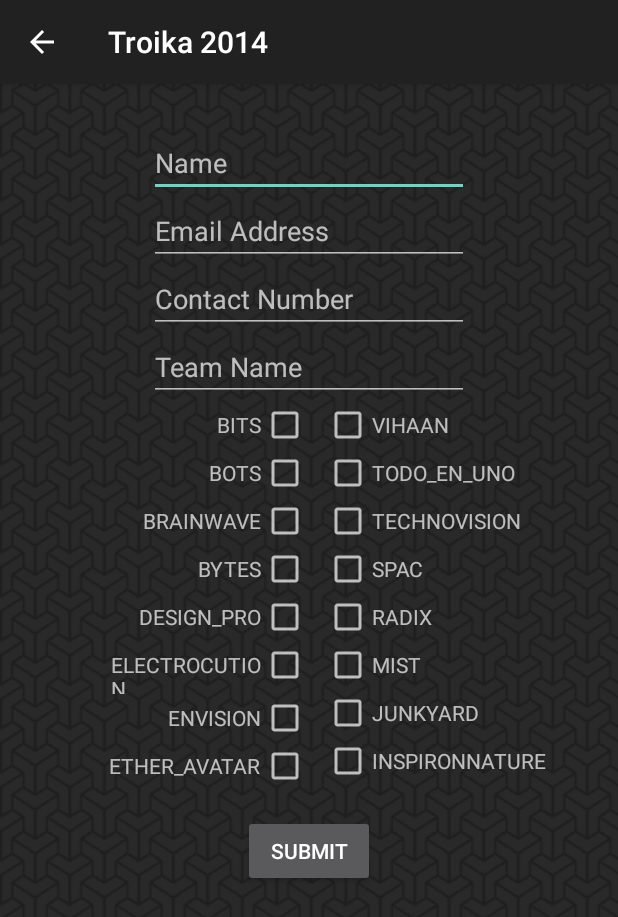
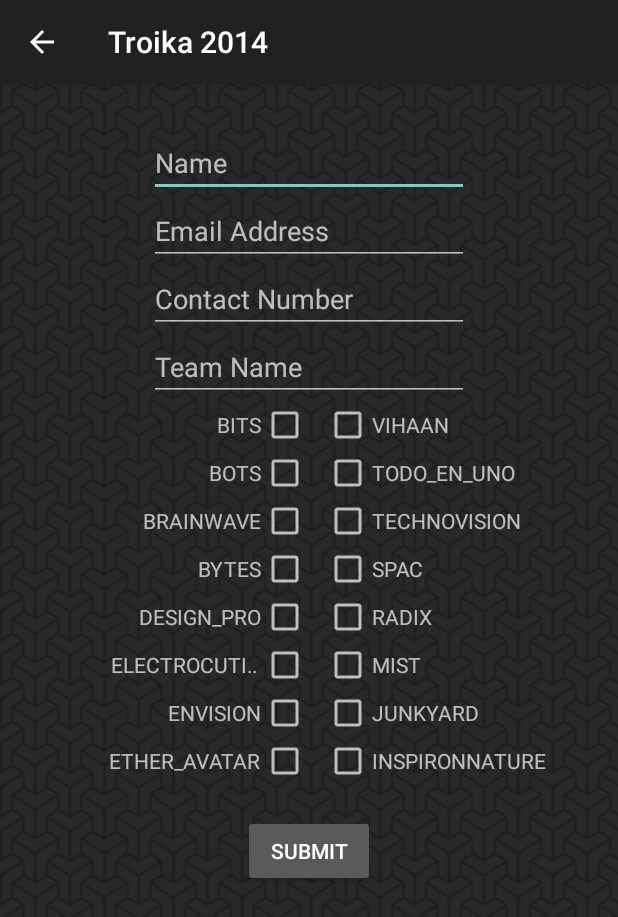
Before and after one commit to championswimmer/IEEE_DTU_Troika_Android_App, an Android app: the fragment RegisterFragment placed in its activity, after a tap on "SUBMIT", on a phone screen of 412 x 824 dp. Shown: the top 917 px of the screen. Run offline under Robolectric (Android 15) with nearby library versions, the phone set to English and light mode, and no system bars; libraries missing offline, so code that uses them is left out: com.astuetz; 8 statements that could not run were skipped.

Commit message:
ready for market release
Signed-off-by: Arnav Gupta <championswimmer@aokp.co>

```diff
--- a/App/build.gradle
+++ b/App/build.gradle
@@ -16,8 +16,8 @@ android {
     defaultConfig {
         minSdkVersion 8
         targetSdkVersion 19
-        versionCode 1
-        versionName "1.0"
+        versionCode 003
+        versionName "0.0.3"
     }
     buildTypes {
         debug {
--- a/App/src/main/AndroidManifest.xml
+++ b/App/src/main/AndroidManifest.xml
@@ -1,10 +1,7 @@
 <?xml version="1.0" encoding="utf-8"?>
 <manifest xmlns:android="http://schemas.android.com/apk/res/android"
     xmlns:tools="http://schemas.android.com/tools"
-    package="org.ieeedtu.troika"
-    android:versionCode="001"
-    android:versionName="0.0.1"
-    tools:ignore="GradleOverrides">
+    package="org.ieeedtu.troika">
 
 
     <uses-permission android:name="android.permission.INTERNET" />
--- a/App/src/main/res/layout/fragment_register.xml
+++ b/App/src/main/res/layout/fragment_register.xml
@@ -201,7 +201,9 @@
                     android:layout_width="wrap_content"
                     android:layout_height="wrap_content"
                     android:maxWidth="100dp"
+                    android:ellipsize="marquee"
                     android:text="electrocution"
+                    android:singleLine="true"
                     android:textAllCaps="true"
                     android:id="@+id/register_electrocution_name" />
 
@@ -247,6 +249,8 @@
                 <TextView
                     android:layout_width="wrap_content"
                     android:layout_height="wrap_content"
+                    android:ellipsize="marquee"
+                    android:singleLine="true"
                     android:text="ether_avatar"
                     android:textAllCaps="true"
                     android:id="@+id/register_ether_avatar_name" />
@@ -313,7 +317,9 @@
                 <TextView
                     android:layout_width="wrap_content"
                     android:layout_height="wrap_content"
+                    android:ellipsize="marquee"
                     android:text="todo_en_uno"
+                    android:singleLine="true"
                     android:textAllCaps="true"
                     android:id="@+id/register_todo_en_uno_name" />
 
@@ -338,6 +344,8 @@
                     android:layout_width="wrap_content"
                     android:layout_height="wrap_content"
                     android:text="technovision"
+                    android:ellipsize="marquee"
+                    android:singleLine="true"
                     android:textAllCaps="true"
                     android:id="@+id/register_technovision_name" />
 
@@ -458,6 +466,8 @@
                     android:layout_width="wrap_content"
                     android:layout_height="wrap_content"
                     android:text="inspironnature"
+                    android:ellipsize="marquee"
+                    android:singleLine="true"
                     android:textAllCaps="true"
                     android:id="@+id/register_inspironnature_name" />
 
```
Also changed, not shown: App/src/main/java/org/ieeedtu/troika/fragment/RegisterFragment.java (+4 -11 lines), App/src/main/java/org/ieeedtu/troika/utils/SubmitRegister.java (added, +42 -0 lines), App/src/main/res/layout/list_contacts_details.xml (+7 -0 lines).
